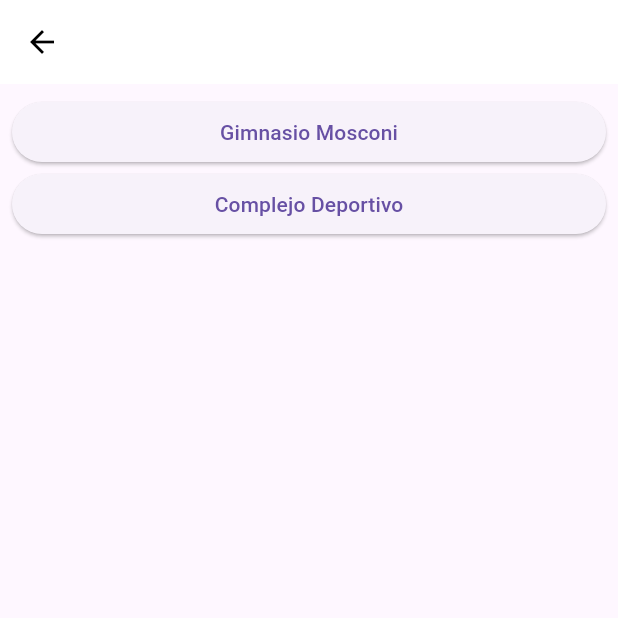
After one commit to lagoriajoel/ju_unpa_app, a Flutter app: the screen it shows after launch, after a tap on the "menu" icon, after a tap on "Ubicaciones", on a phone screen of 412 x 824 dp, the top half of it. The commit adds this screen. Run offline on Flutter 3.47's test engine with Material 3 defaults, Android fonts, the phone set to English and light mode, and no system bars; our stand-ins replace google_maps_flutter, location; missing offline and left inert: flutter_polyline_points; network calls fail.

Commit message:
se agrega modulo para geolocalizacion

```diff
--- /dev/null
+++ b/lib/constants/constants.dart
@@ -0,0 +1 @@
+const Google_api_kay = "AIzaSyDOKG2f1gZNBcjwwydk2QPf3_WoKuJyG2E";
--- /dev/null
+++ b/lib/models/gimnasio.dart
@@ -0,0 +1,15 @@
+import 'package:google_maps_flutter/google_maps_flutter.dart';
+
+class Gimnasio {
+  final int id;
+  final String nombre;
+  final LatLng position;
+
+  Gimnasio({required this.id, required this.nombre, required this.position});
+
+  @override
+  String toString() {
+    // TODO: implement toString
+    return 'id: $id, nombre: $nombre, position: $position';
+  }
+}
--- a/lib/pages/intro_page.dart
+++ b/lib/pages/intro_page.dart
@@ -1,6 +1,7 @@
 import 'package:flutter/material.dart';
 import 'package:ju_unpa_app/pages/disciplinasPage.dart';
 import 'package:ju_unpa_app/pages/rulesPage.dart';
+import 'package:ju_unpa_app/pages/ubications_screen.dart';
 
 class intro_page extends StatelessWidget {
   const intro_page({super.key});
@@ -62,13 +63,13 @@ class intro_page extends StatelessWidget {
                   textColor: Colors.white70,
                 )),
             Padding(
-              padding: EdgeInsets.all(8.0),
+              padding: const EdgeInsets.all(8.0),
               child: ListTile(
-                  leading: Icon(
+                  leading: const Icon(
                     Icons.sports_handball,
                     color: Colors.white,
                   ),
-                  title: Text(
+                  title: const Text(
                     'Disciplinas',
                   ),
                   textColor: Colors.white70,
@@ -80,18 +81,37 @@ class intro_page extends StatelessWidget {
                   }),
             ),
             Padding(
-              padding: EdgeInsets.all(8.0),
+              padding: const EdgeInsets.all(8.0),
               child: ListTile(
                 onTap: () {
                   Navigator.push(context,
                       MaterialPageRoute(builder: (context) => rulesPage()));
                 },
-                leading: Icon(
+                leading: const Icon(
                   Icons.info,
                   color: Colors.white,
                 ),
-                title: Text(
+                title: const Text(
                   'Reglamentos',
+                ),
+                textColor: Colors.white70,
+              ),
+            ),
+            Padding(
+              padding: const EdgeInsets.all(8.0),
+              child: ListTile(
+                onTap: () {
+                  Navigator.push(
+                      context,
+                      MaterialPageRoute(
+                          builder: (context) => UbicationScreen()));
+                },
+                leading: const Icon(
+                  Icons.info,
+                  color: Colors.white,
+                ),
+                title: const Text(
+                  'Ubicaciones',
                 ),
                 textColor: Colors.white70,
               ),
--- /dev/null
+++ b/lib/pages/ubications_screen.dart
@@ -0,0 +1,112 @@
+import 'dart:async';
+
+import 'package:flutter/material.dart';
+import 'package:google_maps_flutter/google_maps_flutter.dart';
+import 'package:ju_unpa_app/models/gimnasio.dart';
+import 'package:ju_unpa_app/pages/maps_screen.dart';
+import 'package:location/location.dart';
+
+import 'dart:math' as math;
+
+class UbicationScreen extends StatefulWidget {
+  @override
+  _UbicationScreen createState() => _UbicationScreen();
+}
+
+class _UbicationScreen extends State<UbicationScreen> {
+  LatLng? startPosition = const LatLng(-46.447975778904144, -67.51982599155225);
+  LatLng endPosition = const LatLng(-46.445754503153175, -67.55101571365178);
+  LatLng? endPosition2 = const LatLng(-46.44197235116889, -67.51084916147663);
+  List<Gimnasio> gimsList = [];
+  Gimnasio gim1 = Gimnasio(
+      id: 1,
+      nombre: "Gimnasio Mosconi",
+      position: const LatLng(-46.4422747914859, -67.5313492998305));
+  Gimnasio gim2 = Gimnasio(
+      id: 2,
+      nombre: "Complejo Deportivo",
+      position: const LatLng(-46.44197235116889, -67.51084916147663));
+
+  Location location = Location();
+
+  @override
+  void initState() {
+    getCorrentLocation();
+    gimsList.add(gim1);
+    gimsList.add(gim2);
+    // getDistance(startPosition!.latitude, startPosition!.longitude,
+    //     endPosition.latitude, endPosition.longitude);
+    // TODO: implement initState
+    super.initState();
+  }
+
+  //calcular la distancia entre ubicacion y destino
+  double getDistance(lat1, lon1, lat2, lon2) {
+    var R = 6371; // Radius of the earth in km
+    var dLat = deg2rad(lat2 - lat1);
+    var dLon = deg2rad(lon2 - lon1);
+    var a = math.sin(dLat / 2) * math.sin(dLat / 2) +
+        math.cos(deg2rad(lat1)) *
+            math.cos(deg2rad(lat2)) *
+            math.sin(dLon / 2) *
+            math.sin(dLon / 2);
+    var c = 2 * math.atan2(math.sqrt(a), math.sqrt(1 - a));
+    var d = R * c; // Distance in km
+    var result = d * 1000;
+    print(result.toString());
+    return result; //in m
+  }
+
+  dynamic deg2rad(deg) {
+    return deg * (math.pi / 180);
+  }
+
+  Future<LocationData> getCorrentLocation() async {
+    var locationData = await location.getLocation();
+    startPosition = LatLng(locationData.latitude!, locationData.longitude!);
+
+    return locationData;
+  }
+
+  @override
+  void dispose() {
+    // TODO: implement dispose
+    super.dispose();
+  }
+
+  @override
+  Widget build(BuildContext context) {
+    return Scaffold(
+      appBar: AppBar(
+        backgroundColor: Colors.white,
+        leading: const BackButton(color: Colors.black),
+        elevation: 0,
+      ),
+      body: Padding(
+        padding: const EdgeInsets.all(8.0),
+        child: Center(
+          child: ListView.builder(
+              itemCount: gimsList.length,
+              itemBuilder: (context, index) {
+                return ElevatedButton(
+                    onPressed: () {
+                      Navigator.push(
+                          context,
+                          MaterialPageRoute(
+                              builder: (context) => MapScreen(
+                                    startPosition: startPosition,
+                                    endPosition: gimsList[index].position,
+                                    distance: getDistance(
+                                        startPosition!.latitude,
+                                        startPosition!.longitude,
+                                        gimsList[index].position.latitude,
+                                        gimsList[index].position.longitude),
+                                  )));
+                    },
+                    child: Text(gimsList[index].nombre));
+              }),
+        ),
+      ),
+    );
+  }
+}
```
Also changed, not shown: lib/pages/maps_screen.dart (added, +214 -0 lines), pubspec.yaml (+9 -2 lines), assets/destination.png (added), assets/marker3.png (added), assets/markerPosition.png (added), assets/user.png (added), pubspec.lock, 7 other files.
